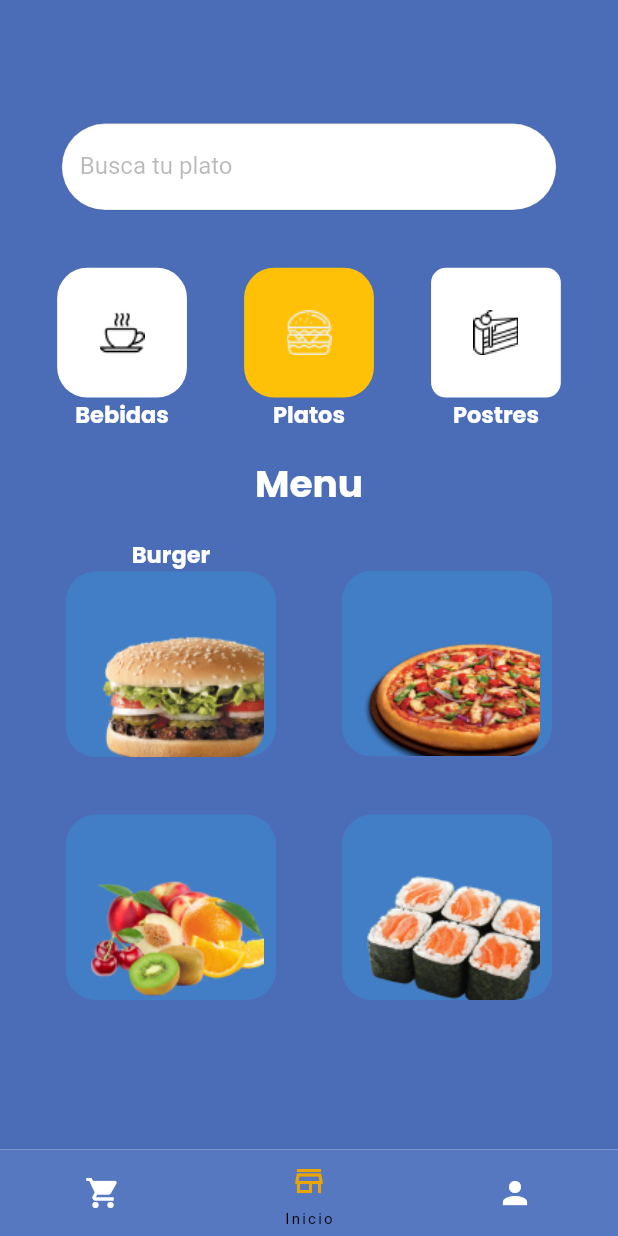
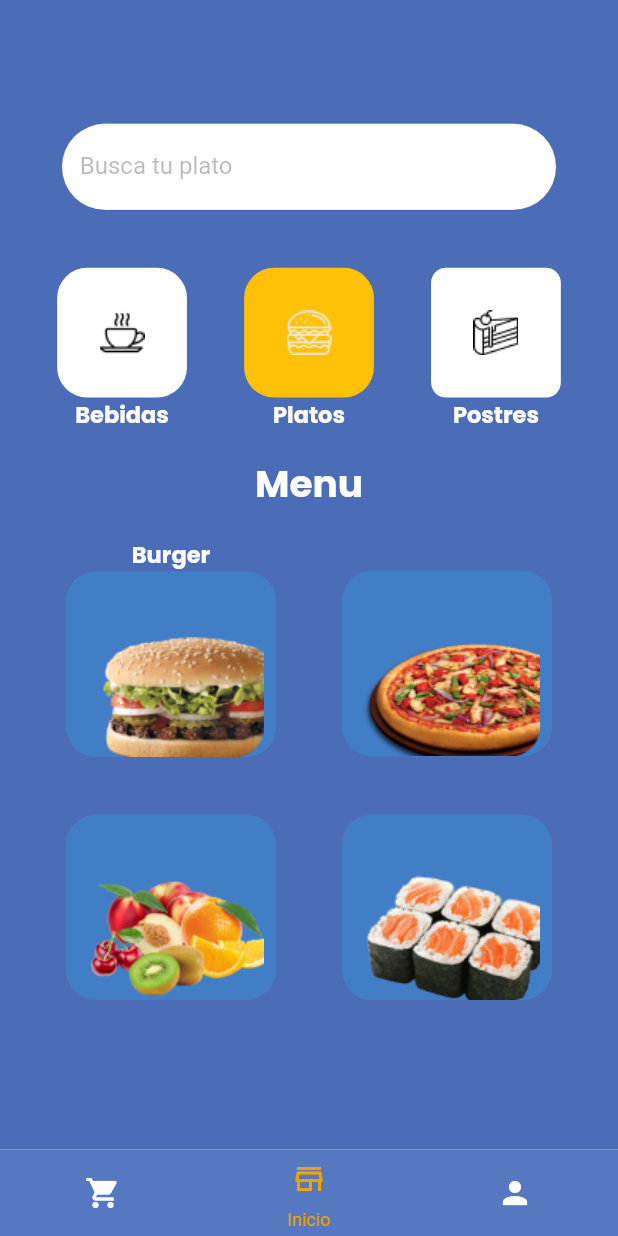
Before and after one commit to SsantaJ/proyectosoft, a Flutter app: the HomePage screen opened directly, on a phone screen of 412 x 824 dp. Run offline on Flutter 3.47's test engine with Material 2 defaults, Android fonts, the phone set to English and light mode, and no system bars; our stand-ins replace cloud_firestore, firebase_core; missing offline and left inert: dart:ffi; accounts and stored records are empty.

Commit message:
Implementacion de color texto en navbar

```diff
--- a/lib/vistas/Home.dart
+++ b/lib/vistas/Home.dart
@@ -28,7 +28,7 @@ class _HomePageState extends State<HomePage> {
       resizeToAvoidBottomInset: false,
       body: estados[index],
       bottomNavigationBar: NavigationBarTheme(
-        data: const NavigationBarThemeData(indicatorColor: Colors.transparent),
+        data: const NavigationBarThemeData(indicatorColor: Colors.transparent, labelTextStyle: MaterialStatePropertyAll(TextStyle(color: Palette.secondary, fontSize: 12))),
         child: NavigationBar(
           destinations: const [
             NavigationDestination(
```
